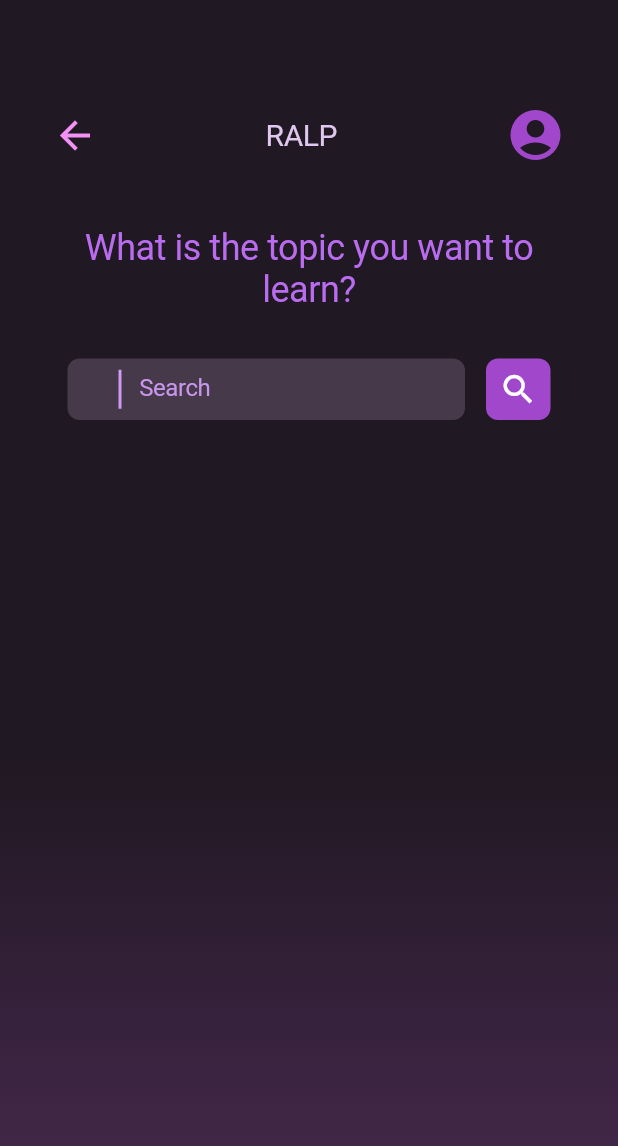
After one commit to RALP-org/Front-End-repo, a Flutter app: the SearchView screen opened directly, on a phone screen of 412 x 824 dp. The commit adds this screen. Shown: the top 1146 px of the screen. Run offline on Flutter 3.47's test engine with Material 2 defaults, Android fonts, the phone set to English and light mode, and no system bars; our stand-ins replace cloud_firestore, firebase_auth, firebase_core, flutter_phoenix, logger; accounts and stored records are empty; Roboto replaces fonts that are missing (Proxima Nova).

Commit message:
Create search_page.dart

```diff
--- a/ralp/lib/theme/primary_theme.dart
+++ b/ralp/lib/theme/primary_theme.dart
@@ -1,6 +1,6 @@
 import 'package:flutter/material.dart';
 
-abstract class PrimaryTheme1 {
+abstract class PrimaryTheme {
   PrimaryTheme._();
 
   static ThemeData generateTheme(BuildContext context) {
--- /dev/null
+++ b/ralp/lib/ui/search_page/search_page.dart
@@ -0,0 +1,159 @@
+import 'dart:math';
+
+import 'package:flutter/material.dart';
+
+class SearchView extends StatefulWidget {
+  const SearchView({super.key});
+
+  @override
+  State<StatefulWidget> createState() => SearchViewState();
+}
+
+class SearchViewState extends State<SearchView> {
+  final TextEditingController controller = TextEditingController();
+
+  @override
+  Widget build(BuildContext context) {
+    return Scaffold(
+      body: SingleChildScrollView(
+        child: Container(
+            height: MediaQuery.of(context).size.height,
+            width: MediaQuery.of(context).size.width,
+            decoration: const BoxDecoration(
+              gradient: LinearGradient(
+                colors: [
+                  Color(0xff201822),
+                  Color.fromARGB(217, 41, 7, 50),
+                ],
+                begin: Alignment.bottomCenter,
+                end: Alignment.topCenter,
+                stops: [0.6154, 1],
+                transform: GradientRotation(pi),
+              ),
+            ),
+            child: ListView(
+              children: [
+                Container(
+                  margin: const EdgeInsets.only(top: 70, left: 35, right: 35),
+                  child: Row(
+                    mainAxisAlignment: MainAxisAlignment.spaceBetween,
+                    children: const [
+                      Icon(
+                        Icons.arrow_back,
+                        color: Color(0xfff392f5),
+                        size: 30.0,
+                      ),
+                      Text(
+                        "RALP",
+                        style: TextStyle(
+                          fontWeight: FontWeight.w400,
+                          fontSize: 20.0,
+                          letterSpacing: -0.3,
+                          color: Color(0xffDFC7F0),
+                        ),
+                      ),
+                      Icon(
+                        Icons.account_circle,
+                        color: Color(0xffa147cc),
+                        size: 40.0,
+                      ),
+                    ],
+                  ),
+                ),
+                Container(
+                  height: 69,
+                  margin: const EdgeInsets.only(
+                      top: 35, left: 45, right: 45, bottom: 25),
+                  alignment: Alignment.center,
+                  child: const Text(
+                    "What is the topic you want to learn?",
+                    textAlign: TextAlign.center,
+                    style: TextStyle(
+                      fontWeight: FontWeight.w400,
+                      fontSize: 24.0,
+                      letterSpacing: -0.3,
+                      color: Color(0xffBA6CF1),
+                    ),
+                  ),
+                ),
+                Expanded(
+                  child: Container(
+                    margin:
+                        const EdgeInsets.only(left: 45, right: 45, bottom: 39),
+                    child: Row(
+                      children: [
+                        Expanded(
+                          child: Container(
+                            height: 41.0,
+                            margin: const EdgeInsets.only(right: 14),
+                            decoration: const BoxDecoration(
+                              color: Color(0xff463949),
+                              borderRadius:
+                                  BorderRadius.all(Radius.circular(8.0)),
+                            ),
+                            child: Row(
+                              children: [
+                                Container(
+                                  width: 0.0,
+                                  height: 26.0,
+                                  margin: const EdgeInsets.only(
+                                      left: 35, right: 13),
+                                  decoration: BoxDecoration(
+                                    border: Border.all(
+                                        color: const Color(0xffCE9AF2),
+                                        width: 1.0,
+                                        style: BorderStyle.solid),
+                                  ),
+                                ),
+                                Container(
+                                  height: 22.0,
+                                  width: 143.0,
+                                  margin: const EdgeInsets.only(top: 14),
+                                  child: TextField(
+                                    controller: controller,
+                                    style: const TextStyle(
+                                      fontWeight: FontWeight.w400,
+                                      fontSize: 16.0,
+                                      letterSpacing: -0.3,
+                                      color: Color(0xffC795EB),
+                                    ),
+                                    decoration: const InputDecoration(
+                                      border: InputBorder.none,
+                                      hintText: 'Search',
+                                      hintStyle: TextStyle(
+                                        color: Color(0xffC795EB),
+                                      ),
+                                    ),
+                                  ),
+                                ),
+                              ],
+                            ),
+                          ),
+                        ),
+                        InkWell(
+                          child: Container(
+                            width: 43.0,
+                            height: 41.0,
+                            decoration: const BoxDecoration(
+                              color: Color(0xffA147CC),
+                              borderRadius:
+                                  BorderRadius.all(Radius.circular(8.0)),
+                            ),
+                            child: const Icon(
+                              Icons.search,
+                              size: 26,
+                              color: Colors.white,
+                            ),
+                          ),
+                          onTap: () {},
+                        ),
+                      ],
+                    ),
+                  ),
+                )
+              ],
+            )),
+      ),
+    );
+  }
+}
--- /dev/null
+++ b/ralp/lib/ui/widgets/navi_button.dart
@@ -0,0 +1,43 @@
+// ignore_for_file: prefer_const_constructors
+
+import 'package:flutter/material.dart';
+
+import '../../util/ui/transitions.dart';
+
+class NaviButton extends StatelessWidget {
+  final String title;
+  final String route;
+  final Widget page;
+
+  const NaviButton(this.title, this.page, this.route, {super.key});
+
+  @override
+  Widget build(BuildContext context) {
+    return Align(
+      alignment: Alignment.center,
+      child: Container(
+        height: 58,
+        width: 325,
+        margin: const EdgeInsets.only(top: 45),
+        child: TextButton(
+          onPressed: () {
+            Navigator.push(context, SlideRightRoute(page: page, route: route));
+          },
+          style: ButtonStyle(
+            shape: MaterialStateProperty.all<RoundedRectangleBorder>(
+              const RoundedRectangleBorder(
+                borderRadius: BorderRadius.all(Radius.circular(50.0)),
+              ),
+            ),
+            backgroundColor: MaterialStateProperty.all<Color>(Colors.white),
+          ),
+          child: Text(
+            title,
+            style: TextStyle(
+                fontSize: 22.0, letterSpacing: 1.0, color: Color(0xff000000)),
+          ),
+        ),
+      ),
+    );
+  }
+}
--- a/ralp/lib/util/ui/routes.dart
+++ b/ralp/lib/util/ui/routes.dart
@@ -1,6 +1,9 @@
 import 'package:flutter/material.dart';
 import 'package:ralp/ui/root_page/root_page.dart';
-
+import 'package:ralp/ui/sign_up_page/sign_up_page.dart';
+import 'package:ralp/ui/sign_in_page/sign_in_page.dart';
+// import 'package:ralp/ui/home_page/home_page.dart';
+// import 'package:ralp/ui/search_page/search_page.dart';
 
 abstract class Routes {
   Routes._();
@@ -12,8 +15,8 @@ abstract class Routes {
   static const SEARCH_ROUTE = "SearchPage";
 
   static const rootPage = RootView();
-  // static const registerPage = SignUpView();
-  // static const loginPage = SignInView();
+  static const registerPage = SignUpView();
+  static const loginPage = SignInView();
   // static const homePage = HomeView();
   // static const searchPage = SearchView();
 
@@ -22,11 +25,11 @@ abstract class Routes {
       case ROOT_ROUTE:
         return MaterialPageRoute(builder: (context) => rootPage);
 
-      // case REGISTER_ROUTE:
-      //   return MaterialPageRoute(builder: (context) => registerPage);
+      case REGISTER_ROUTE:
+        return MaterialPageRoute(builder: (context) => registerPage);
 
-      // case LOGIN_ROUTE:
-      //   return MaterialPageRoute(builder: (context) => loginPage);
+      case LOGIN_ROUTE:
+        return MaterialPageRoute(builder: (context) => loginPage);
 
       // case HOME_ROUTE:
       //   return MaterialPageRoute(builder: (context) => homePage);
```
